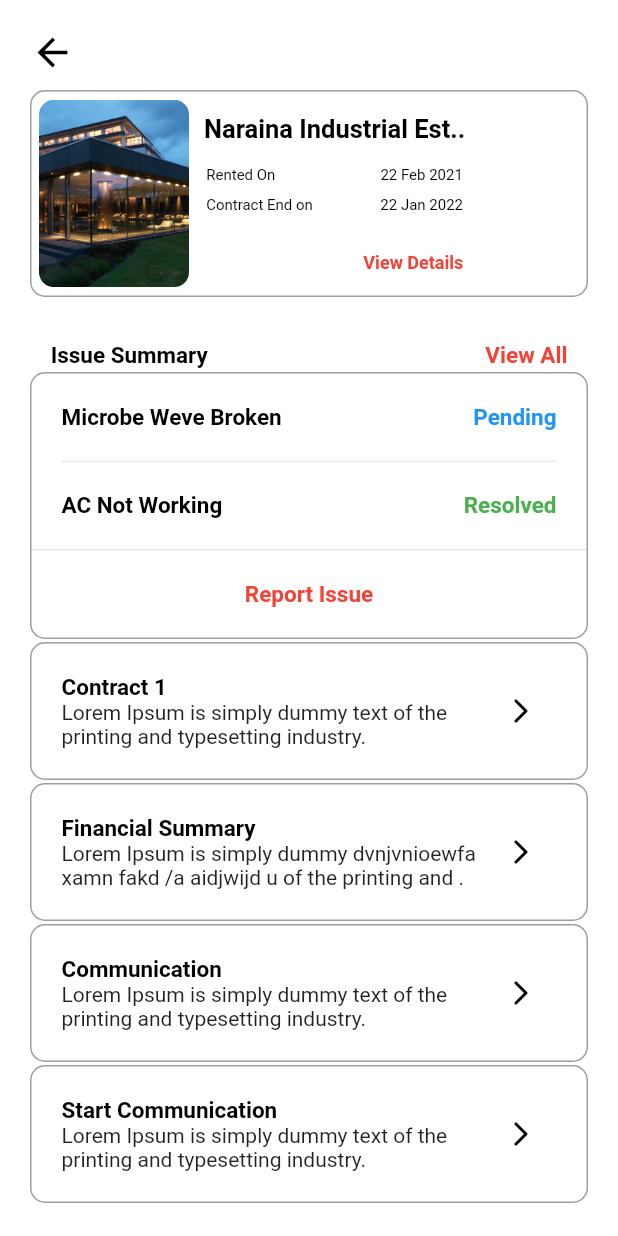
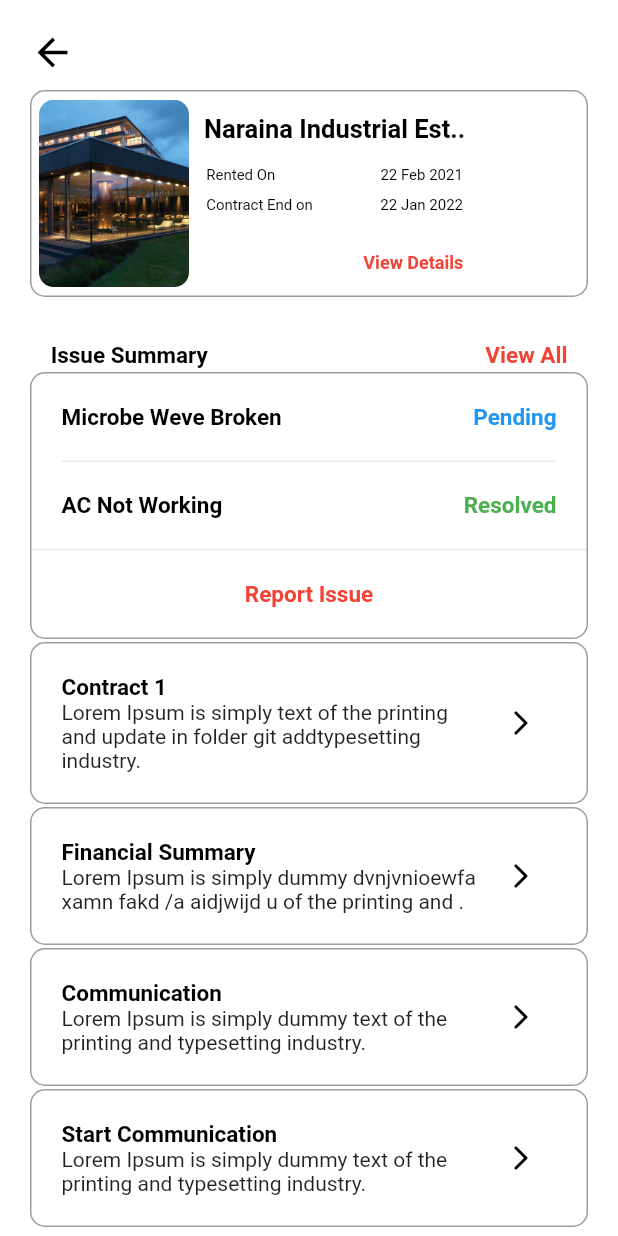
Before and after one commit to ErGaurav8305706255/naraina_industrail, a Flutter app: the screen it shows after launch, on a phone screen of 412 x 824 dp. Run offline on Flutter 3.47's test engine with Material 2 defaults, Android fonts, the phone set to English and light mode, and no system bars.

Commit message:
new data

```diff
--- a/lib/home.dart
+++ b/lib/home.dart
@@ -262,7 +262,7 @@ class _MyHomeState extends State<MyHome> {
                                 fontWeight: FontWeight.bold,
                               ),
                             ),
-                            Text('Lorem Ipsum is simply dummy text of the printing and typesetting industry. ',
+                            Text('Lorem Ipsum is simply text of the printing and update in folder git addtypesetting industry. ',
                             ),
                           ],
                         ),
```
